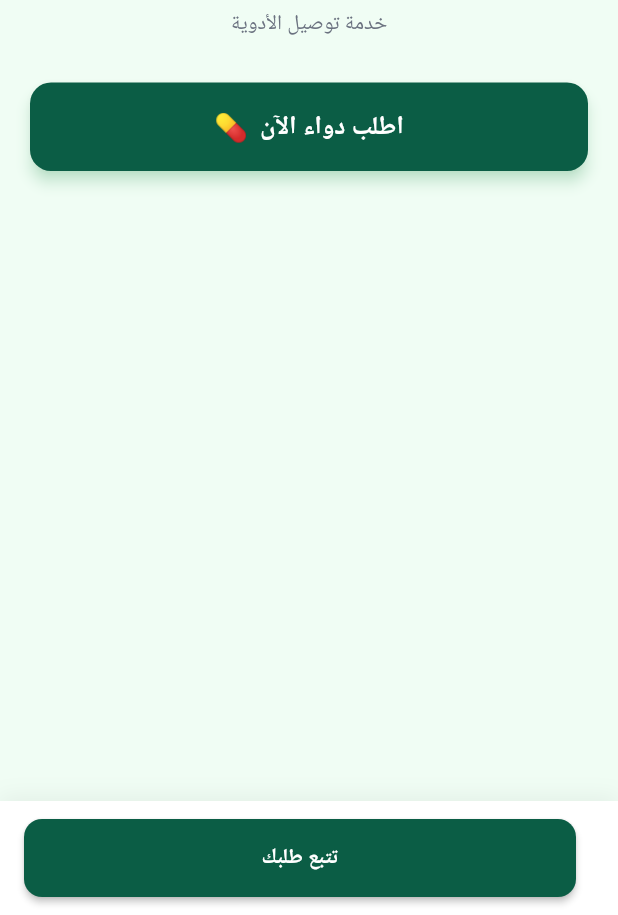
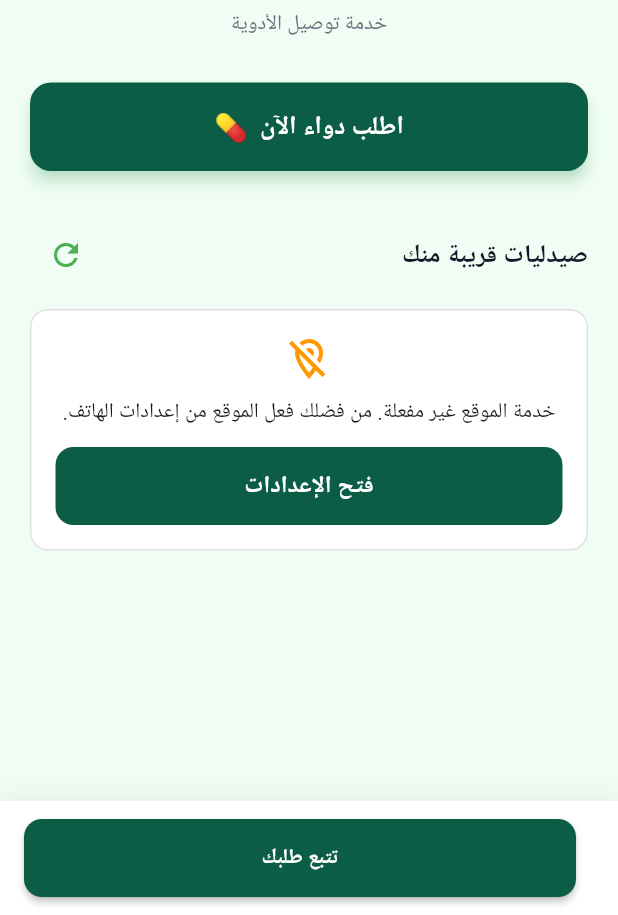
Before and after one commit to AbdelrahmanElkholy41/vill_pharmacy, a Flutter app: the CustomerHomeScreen screen opened directly with empty values, on a phone screen of 412 x 824 dp, the part 321-1236 px from its top. Run offline on Flutter 3.47's test engine with Material 3 defaults, Android fonts, the phone set to English and light mode, and no system bars; our stand-ins replace dio, equatable, flutter_bloc, flutter_screenutil, flutter_secure_storage, geolocator and 2 more; accounts and stored records are empty; Roboto replaces fonts that are missing (Cairo).

Commit message:
solve bug in customer home screen

```diff
--- a/lib/features/home/presentation/screens/customer_home.dart
+++ b/lib/features/home/presentation/screens/customer_home.dart
@@ -1,14 +1,17 @@
 import 'package:flutter/material.dart';
 import 'package:flutter_bloc/flutter_bloc.dart';
 import 'package:geolocator/geolocator.dart';
+
 import 'package:pharmacy_app/core/helpers/extensions.dart';
 import 'package:pharmacy_app/features/auth/domain/entities/user_entity.dart';
 
 import '../../../../core/routing/routes.dart';
-import '../../../../core/theme/app_colors.dart';
 import '../../../../core/theme/orders_palette.dart';
 import '../cubit/pharmacy_near_cubit.dart';
 import '../cubit/pharmacy_near_state.dart';
+import '../widgets/bottom_nav_bar.dart';
+import '../widgets/header.dart';
+import '../widgets/order_buttom.dart';
 import '../widgets/parmacy_card.dart';
 
 class CustomerHomeScreen extends StatefulWidget {
@@ -30,48 +33,111 @@ class CustomerHomeScreen extends StatefulWidget {
 }
 
 class _PharmacyHomeScreenState extends State<CustomerHomeScreen> {
+  bool _isGettingLocation = false;
+  bool _locationServiceDisabled = false;
+  bool _permissionPermanentlyDenied = false;
+  String? _locationMessage;
+
+  @override
+  void initState() {
+    super.initState();
+    _getCurrentLocation();
+  }
+
   Future<void> _getCurrentLocation() async {
-    bool serviceEnabled;
-    LocationPermission permission;
+    if (_isGettingLocation) return;
 
-    serviceEnabled = await Geolocator.isLocationServiceEnabled();
+    setState(() {
+      _isGettingLocation = true;
+      _locationMessage = null;
+      _locationServiceDisabled = false;
+      _permissionPermanentlyDenied = false;
+    });
+
+    try {
+      final serviceEnabled = await Geolocator.isLocationServiceEnabled();
 
       if (!serviceEnabled) {
+        _showLocationError(
+          'خدمة الموقع غير مفعلة. من فضلك فعل الموقع من إعدادات الهاتف.',
+          serviceDisabled: true,
+        );
         return;
       }
 
-    permission = await Geolocator.checkPermission();
+      LocationPermission permission = await Geolocator.checkPermission();
 
       if (permission == LocationPermission.denied) {
         permission = await Geolocator.requestPermission();
+      }
 
       if (permission == LocationPermission.denied) {
+        _showLocationError(
+          'نحتاج إلى صلاحية الموقع لعرض الصيدليات القريبة منك.',
+        );
         return;
-      }
       }
 
       if (permission == LocationPermission.deniedForever) {
+        _showLocationError(
+          'صلاحية الموقع مرفوضة نهائيًا. يمكنك تفعيلها من إعدادات التطبيق.',
+          permanentlyDenied: true,
+        );
         return;
       }
 
       final position = await Geolocator.getCurrentPosition();
 
-    print("LAT-----------------: ${position.latitude}");
-    print("LNG: ${position.longitude}");
-
       if (!mounted) return;
 
-    context.read<PharmacyNearCubit>().getNearbyPharmacies(
+      await context.read<PharmacyNearCubit>().getNearbyPharmacies(
             position.latitude,
             position.longitude,
           );
+    } on LocationServiceDisabledException {
+      _showLocationError(
+        'خدمة الموقع غير مفعلة. من فضلك فعل الموقع من إعدادات الهاتف.',
+        serviceDisabled: true,
+      );
+    } on PermissionDeniedException {
+      _showLocationError(
+        'لم نتمكن من الوصول إلى موقعك. راجع صلاحيات التطبيق.',
+      );
+    } catch (_) {
+      _showLocationError(
+        'حدث خطأ أثناء تحديد موقعك. حاول مرة أخرى.',
+      );
+    } finally {
+      if (mounted) {
+        setState(() {
+          _isGettingLocation = false;
+        });
       }
-  @override
-  void initState() {
-    super.initState();
-    _getCurrentLocation();
+    }
+  }
 
+  void _showLocationError(
+    String message, {
+    bool serviceDisabled = false,
+    bool permanentlyDenied = false,
+  }) {
+    if (!mounted) return;
+
+    setState(() {
+      _locationMessage = message;
+      _locationServiceDisabled = serviceDisabled;
+      _permissionPermanentlyDenied = permanentlyDenied;
+    });
   }
+
+  Future<void> _openLocationSettings() async {
+    if (_locationServiceDisabled) {
+      await Geolocator.openLocationSettings();
+    } else if (_permissionPermanentlyDenied) {
+      await Geolocator.openAppSettings();
+    }
+  }
+
   @override
   Widget build(BuildContext context) {
     return Directionality(
@@ -79,7 +145,6 @@ class _PharmacyHomeScreenState extends State<CustomerHomeScreen> {
       child: Scaffold(
         appBar: AppBar(
           actions: [
-            Spacer(),
             IconButton(
               onPressed: () {
                 context.pushNamed(Routes.UserProfile);
@@ -101,17 +166,17 @@ class _PharmacyHomeScreenState extends State<CustomerHomeScreen> {
                   child: Column(
                     children: [
                       const SizedBox(height: 32),
-                      _buildHeader(),
+                      const Header(),
                       const SizedBox(height: 28),
-                      _buildOrderButton(),
+                      OrderButton(context: context),
                       const SizedBox(height: 32),
-                      _buildNearbySection(),
+                      buildNearbySection(),
                       const SizedBox(height: 20),
                     ],
                   ),
                 ),
               ),
-              _buildBottomNavBar(),
+              BottomNavBar(context: context,),
             ],
           ),
         ),
@@ -119,108 +184,12 @@ class _PharmacyHomeScreenState extends State<CustomerHomeScreen> {
     );
   }
 
-  Widget _buildHeader() {
+  Widget buildNearbySection() {
     return Column(
+      crossAxisAlignment: CrossAxisAlignment.start,
       children: [
-        Container(
-          width: 72,
-          height: 72,
-          decoration: BoxDecoration(
-            shape: BoxShape.circle,
-            color: Colors.white,
-            boxShadow: [
-              BoxShadow(
-                color: Colors.green.withOpacity(0.15),
-                blurRadius: 20,
-                offset: const Offset(0, 8),
-              ),
-            ],
-          ),
-          child:
-              const Center(child: Text('💊', style: TextStyle(fontSize: 36))),
-        ),
-        const SizedBox(height: 16),
-        const Text(
-          'صيدلية القرية',
-          style: TextStyle(
-            fontSize: 26,
-            fontWeight: FontWeight.bold,
-            color: Color(0xFF14532D),
-          ),
-        ),
-        const SizedBox(height: 6),
-        const Text(
-          'خدمة توصيل الأدوية',
-          style: TextStyle(fontSize: 14, color: Color(0xFF6B7280)),
-        ),
-      ],
-    );
-  }
-
-  Widget _buildOrderButton() {
-    return SizedBox(
-      width: double.infinity,
-      child: ElevatedButton(
-        onPressed: () {
-          context.pushNamed(Routes.newOrder);
-        },
-        style: ElevatedButton.styleFrom(
-          backgroundColor:  OrdersPalette.primary,
-          foregroundColor: Colors.white,
-          padding: const EdgeInsets.symmetric(vertical: 18),
-          shape:
-              RoundedRectangleBorder(borderRadius: BorderRadius.circular(14)),
-          elevation: 4,
-          shadowColor: const Color(0xFF22C55E).withOpacity(0.4),
-        ),
-        child: const Row(
-          mainAxisAlignment: MainAxisAlignment.center,
-          children: [
-            Text('اطلب دواء الآن',
-                style: TextStyle(fontSize: 17, fontWeight: FontWeight.bold)),
-            SizedBox(width: 8),
-            Text('💊', style: TextStyle(fontSize: 18)),
-          ],
-        ),
-      ),
-    );
-  }
-
-  Widget _buildNearbySection() {
-    return BlocConsumer<PharmacyNearCubit, PharmacyNearState>(
-      listener: (context, state) {
-        if (state is PharmacyNearError) {
-          ScaffoldMessenger.of(context).showSnackBar(
-            SnackBar(
-              content: Text(state.message),
-            ),
-          );
-        }
-      },
-      builder: (context, state) {
-        if (state is PharmacyNearLoading) {
-          return const Center(
-            child: CircularProgressIndicator(),
-          );
-        }
-
-        if (state is PharmacyNearSuccess) {
-          final pharmacies = state.pharmacies;
-
-          if (pharmacies.isEmpty) {
-            return const Center(
-              child: Text(
-                'لا توجد صيدليات قريبة منك',
-                style: TextStyle(
-                  color: Color(0xFF6B7280),
-                  fontSize: 15,
-                ),
-              ),
-            );
-          }
-
-          return Column(
-            crossAxisAlignment: CrossAxisAlignment.end,
+        Row(
+          mainAxisAlignment: MainAxisAlignment.spaceBetween,
           children: [
             const Text(
               'صيدليات قريبة منك',
@@ -230,70 +199,148 @@ class _PharmacyHomeScreenState extends State<CustomerHomeScreen> {
                 color: Color(0xFF111827),
               ),
             ),
-              const SizedBox(height: 14),
+            IconButton(
+              tooltip: 'تحديث الصيدليات',
+              onPressed: _isGettingLocation ? null : _getCurrentLocation,
+              icon: _isGettingLocation
+                  ? const SizedBox(
+                      width: 20,
+                      height: 20,
+                      child: CircularProgressIndicator(
+                        strokeWidth: 2,
+                      ),
+                    )
+                  : const Icon(
+                      Icons.refresh,
+                      color: Colors.green,
+                    ),
+            ),
+          ],
+        ),
+        const SizedBox(height: 12),
+        if (_locationMessage != null) _buildLocationError(),
+        if (_isGettingLocation && _locationMessage == null)
+          const Center(
+            child: Padding(
+              padding: EdgeInsets.all(24),
+              child: CircularProgressIndicator(),
+            ),
+          ),
+        if (!_isGettingLocation && _locationMessage == null)
+          BlocBuilder<PharmacyNearCubit, PharmacyNearState>(
+            builder: (context, state) {
+              if (state is PharmacyNearLoading) {
+                return const Center(
+                  child: Padding(
+                    padding: EdgeInsets.all(24),
+                    child: CircularProgressIndicator(),
+                  ),
+                );
+              }
 
-              ...pharmacies.map(
-                    (pharmacy) => Padding(
+              if (state is PharmacyNearSuccess) {
+                final pharmacies = state.pharmacies;
+
+                if (pharmacies.isEmpty) {
+                  return _buildMessage(
+                    'لا توجد صيدليات قريبة منك',
+                  );
+                }
+
+                return Column(
+                  children: pharmacies.map((pharmacy) {
+                    return Padding(
                       padding: const EdgeInsets.only(bottom: 12),
                       child: PharmacyCard(
                         pharmacy: pharmacy,
                       ),
-                ),
+                    );
+                  }).toList(),
+                );
+              }
+
+              if (state is PharmacyNearError) {
+                return _buildMessage(
+                  state.message,
+                  showRetry: true,
+                );
+              }
+
+              return _buildMessage(
+                'اضغط على تحديث لعرض الصيدليات القريبة منك',
+              );
+            },
           ),
       ],
     );
   }
 
-        if (state is PharmacyNearError) {
-          return Center(
-            child: Text(
-              state.message,
-              style: const TextStyle(
-                color: Colors.red,
-              ),
-            ),
-          );
-        }
-
-        return const SizedBox.shrink();
-      },
-    );
-  }
-  Widget _buildBottomNavBar() {
+  Widget _buildLocationError() {
     return Container(
+      width: double.infinity,
+      padding: const EdgeInsets.all(16),
       decoration: BoxDecoration(
         color: Colors.white,
-        boxShadow: [
-          BoxShadow(
-            color: Colors.black.withOpacity(0.06),
-            blurRadius: 12,
-            offset: const Offset(0, -3),
+        borderRadius: BorderRadius.circular(12),
+        border: Border.all(color: Colors.black12),
       ),
-        ],
+      child: Column(
+        children: [
+          const Icon(
+            Icons.location_off_outlined,
+            color: Colors.orange,
+            size: 32,
           ),
-      padding: const EdgeInsets.symmetric(horizontal: 16, vertical: 12),
-      child: Row(
-        children: [
-          const SizedBox(width: 12),
-          Expanded(
-            child: ElevatedButton(
-              onPressed: () {
-                context.pushNamed(Routes.customerOrders);
-              },
-              style: ElevatedButton.styleFrom(
-                backgroundColor: OrdersPalette.primary,
-                foregroundColor: Colors.white,
-                padding: const EdgeInsets.symmetric(vertical: 14),
-                shape: RoundedRectangleBorder(
-                    borderRadius: BorderRadius.circular(12)),
-                elevation: 2,
+          const SizedBox(height: 10),
+          Text(
+            _locationMessage!,
+            textAlign: TextAlign.center,
+            style: const TextStyle(fontSize: 14),
           ),
-              child: const Text('تتبع طلبك',
-                  style: TextStyle(fontSize: 14, fontWeight: FontWeight.w600)),
+          const SizedBox(height: 12),
+          ElevatedButton(
+            onPressed: _isGettingLocation
+                ? null
+                : _locationServiceDisabled || _permissionPermanentlyDenied
+                    ? _openLocationSettings
+                    : _getCurrentLocation,
+            child: Text(
+              _locationServiceDisabled || _permissionPermanentlyDenied
+                  ? 'فتح الإعدادات'
+                  : 'إعادة المحاولة',
             ),
           ),
         ],
       ),
     );
   }
+
+  Widget _buildMessage(
+    String message, {
+    bool showRetry = false,
+  }) {
+    return Center(
+      child: Padding(
+        padding: const EdgeInsets.all(20),
+        child: Column(
+          children: [
+            Text(
+              message,
+              textAlign: TextAlign.center,
+              style: const TextStyle(
+                color: Color(0xFF6B7280),
+                fontSize: 14,
+              ),
+            ),
+            if (showRetry)
+              TextButton.icon(
+                onPressed: _getCurrentLocation,
+                icon: const Icon(Icons.refresh),
+                label: const Text('إعادة المحاولة'),
+              ),
+          ],
+        ),
+      ),
+    );
   }
+}
--- /dev/null
+++ b/lib/features/home/presentation/widgets/bottom_nav_bar.dart
@@ -0,0 +1,62 @@
+import 'package:flutter/material.dart';
+
+import '../../../../core/helpers/extensions.dart';
+import '../../../../core/routing/routes.dart';
+import '../../../../core/theme/orders_palette.dart';
+
+class BottomNavBar extends StatelessWidget {
+  const BottomNavBar({
+    super.key,
+    required this.context,
+  });
+
+  final BuildContext context;
+
+  @override
+  Widget build(BuildContext context) {
+    return Container(
+      decoration: BoxDecoration(
+        color: Colors.white,
+        boxShadow: [
+          BoxShadow(
+            color: Colors.black.withOpacity(0.06),
+            blurRadius: 12,
+            offset: const Offset(0, -3),
+          ),
+        ],
+      ),
+      padding: const EdgeInsets.symmetric(
+        horizontal: 16,
+        vertical: 12,
+      ),
+      child: Row(
+        children: [
+          const SizedBox(width: 12),
+          Expanded(
+            child: ElevatedButton(
+              onPressed: () {
+                context.pushNamed(Routes.customerOrders);
+              },
+              style: ElevatedButton.styleFrom(
+                backgroundColor: OrdersPalette.primary,
+                foregroundColor: Colors.white,
+                padding: const EdgeInsets.symmetric(vertical: 14),
+                shape: RoundedRectangleBorder(
+                  borderRadius: BorderRadius.circular(12),
+                ),
+                elevation: 2,
+              ),
+              child: const Text(
+                'تتبع طلبك',
+                style: TextStyle(
+                  fontSize: 14,
+                  fontWeight: FontWeight.w600,
+                ),
+              ),
+            ),
+          ),
+        ],
+      ),
+    );
+  }
+}
--- /dev/null
+++ b/lib/features/home/presentation/widgets/header.dart
@@ -0,0 +1,48 @@
+import 'package:flutter/material.dart';
+
+class Header extends StatelessWidget {
+  const Header({super.key});
+
+  @override
+  Widget build(BuildContext context) {
+    return Column(
+      children: [
+        Container(
+          width: 72,
+          height: 72,
+          decoration: BoxDecoration(
+            shape: BoxShape.circle,
+            color: Colors.white,
+            boxShadow: [
+              BoxShadow(
+                color: Colors.green.withOpacity(0.15),
+                blurRadius: 20,
+                offset: const Offset(0, 8),
+              ),
+            ],
+          ),
+          child: const Center(
+            child: Text('💊', style: TextStyle(fontSize: 36)),
+          ),
+        ),
+        const SizedBox(height: 16),
+        const Text(
+          'صيدلية القرية',
+          style: TextStyle(
+            fontSize: 26,
+            fontWeight: FontWeight.bold,
+            color: Color(0xFF14532D),
+          ),
+        ),
+        const SizedBox(height: 6),
+        const Text(
+          'خدمة توصيل الأدوية',
+          style: TextStyle(
+            fontSize: 14,
+            color: Color(0xFF6B7280),
+          ),
+        ),
+      ],
+    );
+  }
+}
--- /dev/null
+++ b/lib/features/home/presentation/widgets/order_buttom.dart
@@ -0,0 +1,50 @@
+import 'package:flutter/material.dart';
+
+import '../../../../core/helpers/extensions.dart';
+import '../../../../core/routing/routes.dart';
+import '../../../../core/theme/orders_palette.dart';
+
+class OrderButton extends StatelessWidget {
+  const OrderButton({
+    super.key,
+    required this.context,
+  });
+
+  final BuildContext context;
+
+  @override
+  Widget build(BuildContext context) {
+    return SizedBox(
+      width: double.infinity,
+      child: ElevatedButton(
+        onPressed: () {
+          context.pushNamed(Routes.newOrder);
+        },
+        style: ElevatedButton.styleFrom(
+          backgroundColor: OrdersPalette.primary,
+          foregroundColor: Colors.white,
+          padding: const EdgeInsets.symmetric(vertical: 18),
+          shape: RoundedRectangleBorder(
+            borderRadius: BorderRadius.circular(14),
+          ),
+          elevation: 4,
+          shadowColor: const Color(0xFF22C55E).withOpacity(0.4),
+        ),
+        child: const Row(
+          mainAxisAlignment: MainAxisAlignment.center,
+          children: [
+            Text(
+              'اطلب دواء الآن',
+              style: TextStyle(
+                fontSize: 17,
+                fontWeight: FontWeight.bold,
+              ),
+            ),
+            SizedBox(width: 8),
+            Text('💊', style: TextStyle(fontSize: 18)),
+          ],
+        ),
+      ),
+    );
+  }
+}
```
Also changed, not shown: lib/features/dashboard_pharmacy/presentation/screens/dashboard.dart (+11 -2 lines). Lines whose indentation alone changed are shown as unchanged.
